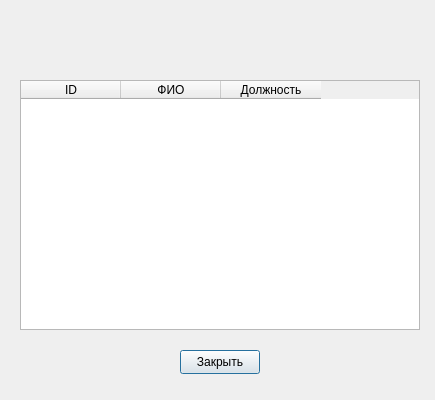
Qt form client/controltable.ui (Jesass351/ISD) before a commit.
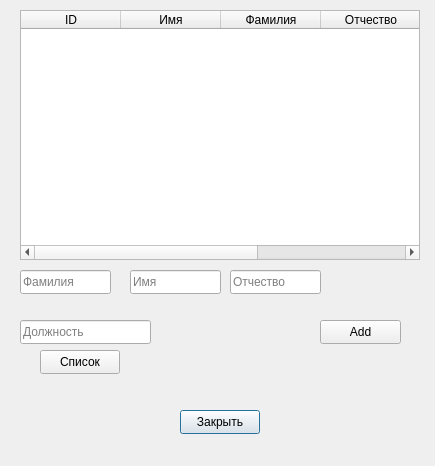
The same form after that commit.

```diff
--- a/client/controltable.ui
+++ b/client/controltable.ui
@@ -7,7 +7,7 @@
     <x>0</x>
     <y>0</y>
     <width>435</width>
-    <height>400</height>
+    <height>466</height>
    </rect>
   </property>
   <property name="windowTitle">
@@ -17,7 +17,7 @@
    <property name="geometry">
     <rect>
      <x>20</x>
-     <y>80</y>
+     <y>10</y>
      <width>400</width>
      <height>250</height>
     </rect>
@@ -41,7 +41,17 @@
    </column>
    <column>
     <property name="text">
-     <string>ФИО</string>
+     <string>Имя</string>
+    </property>
+   </column>
+   <column>
+    <property name="text">
+     <string>Фамилия</string>
+    </property>
+   </column>
+   <column>
+    <property name="text">
+     <string>Отчество</string>
     </property>
    </column>
    <column>
@@ -54,7 +64,7 @@
    <property name="geometry">
     <rect>
      <x>180</x>
-     <y>350</y>
+     <y>410</y>
      <width>80</width>
      <height>24</height>
     </rect>
@@ -63,6 +73,84 @@
     <string>Закрыть</string>
    </property>
   </widget>
+  <widget class="QLineEdit" name="fam">
+   <property name="geometry">
+    <rect>
+     <x>20</x>
+     <y>270</y>
+     <width>91</width>
+     <height>24</height>
+    </rect>
+   </property>
+   <property name="placeholderText">
+    <string>Фамилия</string>
+   </property>
+  </widget>
+  <widget class="QLineEdit" name="post">
+   <property name="geometry">
+    <rect>
+     <x>20</x>
+     <y>320</y>
+     <width>131</width>
+     <height>24</height>
+    </rect>
+   </property>
+   <property name="placeholderText">
+    <string>Должность</string>
+   </property>
+  </widget>
+  <widget class="QPushButton" name="add">
+   <property name="geometry">
+    <rect>
+     <x>320</x>
+     <y>320</y>
+     <width>81</width>
+     <height>24</height>
+    </rect>
+   </property>
+   <property name="text">
+    <string>Add</string>
+   </property>
+  </widget>
+  <widget class="QLineEdit" name="name">
+   <property name="geometry">
+    <rect>
+     <x>130</x>
+     <y>270</y>
+     <width>91</width>
+     <height>24</height>
+    </rect>
+   </property>
+   <property name="placeholderText">
+    <string>Имя</string>
+   </property>
+  </widget>
+  <widget class="QLineEdit" name="otch">
+   <property name="geometry">
+    <rect>
+     <x>230</x>
+     <y>270</y>
+     <width>91</width>
+     <height>24</height>
+    </rect>
+   </property>
+   <property name="placeholderText">
+    <string>Отчество</string>
+   </property>
+  </widget>
+  <widget class="QPushButton" name="pushButton_2">
+   <property name="geometry">
+    <rect>
+     <x>40</x>
+     <y>350</y>
+     <width>80</width>
+     <height>24</height>
+    </rect>
+   </property>
+   <property name="text">
+    <string>Список</string>
+   </property>
+  </widget>
  </widget>
  <resources/>
  <connections/>
```
